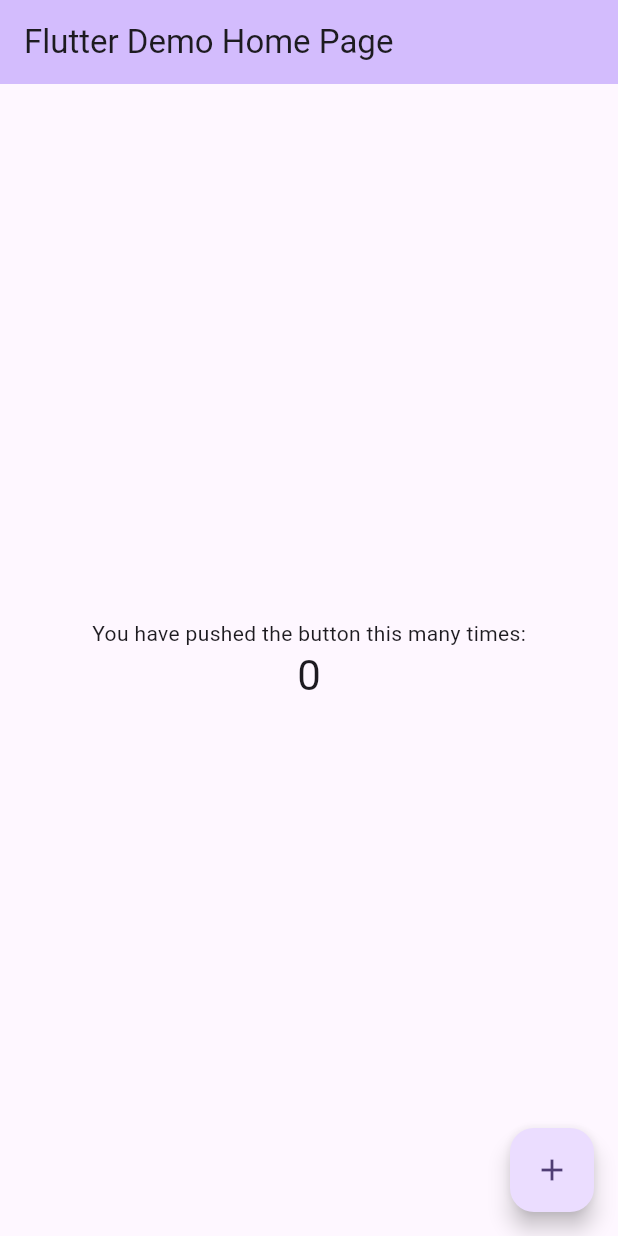
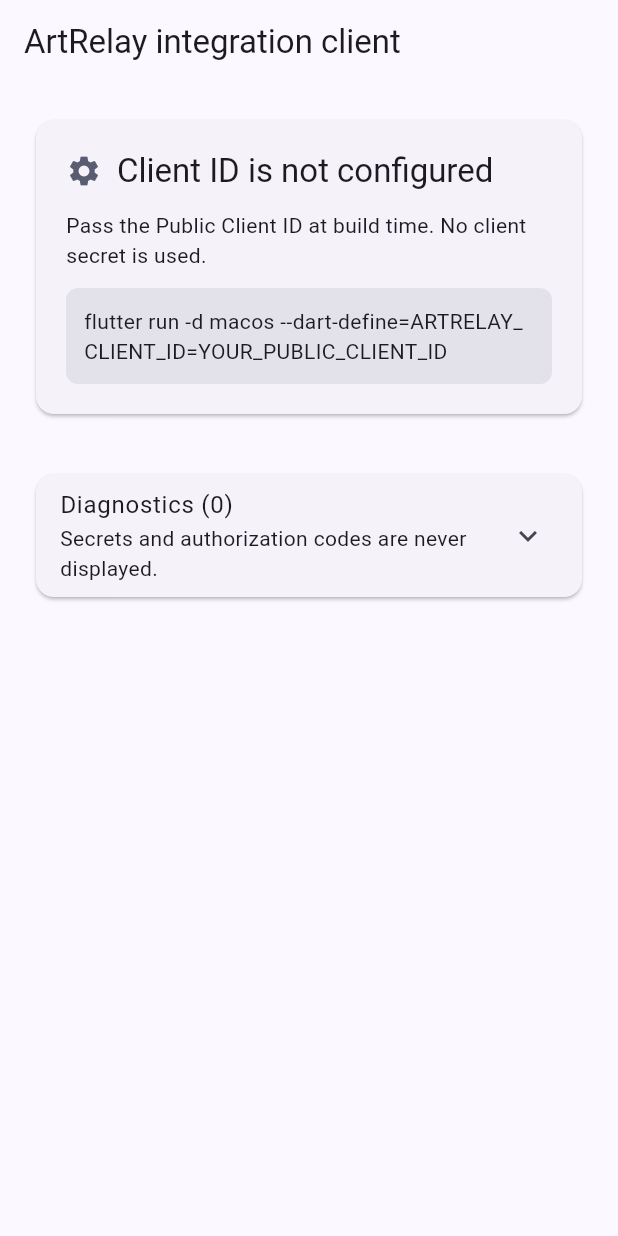
Before and after one commit to redtidev1918/dakit, a Flutter app: the screen it shows after launch, on a phone screen of 412 x 824 dp. Run offline on Flutter 3.47's test engine with Material 3 defaults, Android fonts, the phone set to English and light mode, and no system bars; our stand-ins replace app_links, dio, flutter_secure_storage; accounts and stored records are empty.

Commit message:
feat: replace counter with diagnostic client

```diff
--- a/apps/example_client/lib/main.dart
+++ b/apps/example_client/lib/main.dart
@@ -1,122 +1,46 @@
+import 'package:artrelay_flutter/artrelay_flutter.dart';
 import 'package:flutter/material.dart';
 
+import 'src/client_app.dart';
+import 'src/client_controller.dart';
+import 'src/diagnostic_log.dart';
+
 void main() {
-  runApp(const MyApp());
+  WidgetsFlutterBinding.ensureInitialized();
+  final diagnostics = DiagnosticLog();
+  const clientId = String.fromEnvironment('ARTRELAY_CLIENT_ID');
+  final controller = clientId.isEmpty
+      ? ExampleClientController.unconfigured(diagnostics: diagnostics)
+      : _configuredController(clientId, diagnostics);
+  runApp(ArtRelayExampleApp(controller: controller));
+  controller.initialize();
 }
 
-class MyApp extends StatelessWidget {
-  const MyApp({super.key});
-
-  // This widget is the root of your application.
-  @override
-  Widget build(BuildContext context) {
-    return MaterialApp(
-      title: 'Flutter Demo',
-      theme: ThemeData(
-        // This is the theme of your application.
-        //
-        // TRY THIS: Try running your application with "flutter run". You'll see
-        // the application has a purple toolbar. Then, without quitting the app,
-        // try changing the seedColor in the colorScheme below to Colors.green
-        // and then invoke "hot reload" (save your changes or press the "hot
-        // reload" button in a Flutter-supported IDE, or press "r" if you used
-        // the command line to start the app).
-        //
-        // Notice that the counter didn't reset back to zero; the application
-        // state is not lost during the reload. To reset the state, use hot
-        // restart instead.
-        //
-        // This works for code too, not just values: Most code changes can be
-        // tested with just a hot reload.
-        colorScheme: .fromSeed(seedColor: Colors.deepPurple),
-      ),
-      home: const MyHomePage(title: 'Flutter Demo Home Page'),
-    );
-  }
+ExampleClientController _configuredController(
+  String clientId,
+  DiagnosticLog diagnostics,
+) {
+  final oauth = ArtRelayOAuthClient(
+    config: OAuthConfig(
+      clientId: clientId,
+      redirectUri: Uri.parse('artrelay://oauth/callback'),
+    ),
+    diagnostics: diagnostics,
+  );
+  final transport = OfficialApiClient(
+    session: oauth.session,
+    diagnostics: diagnostics,
+    config: ApiConfig(userAgent: 'ArtRelay-Example/0.1'),
+  );
+  return ExampleClientController(
+    diagnostics: diagnostics,
+    resumeSession: oauth.resumePending,
+    authorize: oauth.authorize,
+    validTokens: oauth.validTokens,
+    logout: oauth.logout,
+    loadAccount: OfficialAccountRepository(transport).currentUser,
+    loadHome: () =>
+        OfficialArtworkRepository(transport)
+            .browse(const PageRequest(limit: 12)),
+  );
 }
-
-class MyHomePage extends StatefulWidget {
-  const MyHomePage({super.key, required this.title});
-
-  // This widget is the home page of your application. It is stateful, meaning
-  // that it has a State object (defined below) that contains fields that affect
-  // how it looks.
-
-  // This class is the configuration for the state. It holds the values (in this
-  // case the title) provided by the parent (in this case the App widget) and
-  // used by the build method of the State. Fields in a Widget subclass are
-  // always marked "final".
-
-  final String title;
-
-  @override
-  State<MyHomePage> createState() => _MyHomePageState();
-}
-
-class _MyHomePageState extends State<MyHomePage> {
-  int _counter = 0;
-
-  void _incrementCounter() {
-    setState(() {
-      // This call to setState tells the Flutter framework that something has
-      // changed in this State, which causes it to rerun the build method below
-      // so that the display can reflect the updated values. If we changed
-      // _counter without calling setState(), then the build method would not be
-      // called again, and so nothing would appear to happen.
-      _counter++;
-    });
-  }
-
-  @override
-  Widget build(BuildContext context) {
-    // This method is rerun every time setState is called, for instance as done
-    // by the _incrementCounter method above.
-    //
-    // The Flutter framework has been optimized to make rerunning build methods
-    // fast, so that you can just rebuild anything that needs updating rather
-    // than having to individually change instances of widgets.
-    return Scaffold(
-      appBar: AppBar(
-        // TRY THIS: Try changing the color here to a specific color (to
-        // Colors.amber, perhaps?) and trigger a hot reload to see the AppBar
-        // change color while the other colors stay the same.
-        backgroundColor: Theme.of(context).colorScheme.inversePrimary,
-        // Here we take the value from the MyHomePage object that was created by
-        // the App.build method, and use it to set our appbar title.
-        title: Text(widget.title),
-      ),
-      body: Center(
-        // Center is a layout widget. It takes a single child and positions it
-        // in the middle of the parent.
-        child: Column(
-          // Column is also a layout widget. It takes a list of children and
-          // arranges them vertically. By default, it sizes itself to fit its
-          // children horizontally, and tries to be as tall as its parent.
-          //
-          // Column has various properties to control how it sizes itself and
-          // how it positions its children. Here we use mainAxisAlignment to
-          // center the children vertically; the main axis here is the vertical
-          // axis because Columns are vertical (the cross axis would be
-          // horizontal).
-          //
-          // TRY THIS: Invoke "debug painting" (choose the "Toggle Debug Paint"
-          // action in the IDE, or press "p" in the console), to see the
-          // wireframe for each widget.
-          mainAxisAlignment: .center,
-          children: [
-            const Text('You have pushed the button this many times:'),
-            Text(
-              '$_counter',
-              style: Theme.of(context).textTheme.headlineMedium,
-            ),
-          ],
-        ),
-      ),
-      floatingActionButton: FloatingActionButton(
-        onPressed: _incrementCounter,
-        tooltip: 'Increment',
-        child: const Icon(Icons.add),
-      ),
-    );
-  }
-}
--- /dev/null
+++ b/apps/example_client/lib/src/client_app.dart
@@ -0,0 +1,311 @@
+import 'package:artrelay_flutter/artrelay_flutter.dart';
+import 'package:flutter/material.dart' hide DiagnosticLevel;
+
+import 'client_controller.dart';
+
+final class ArtRelayExampleApp extends StatelessWidget {
+  const ArtRelayExampleApp({required this.controller, super.key});
+
+  final ExampleClientController controller;
+
+  @override
+  Widget build(BuildContext context) => MaterialApp(
+    title: 'ArtRelay Example',
+    debugShowCheckedModeBanner: false,
+    theme: ThemeData(
+      colorScheme: ColorScheme.fromSeed(
+        seedColor: const Color(0xff4263eb),
+        brightness: Brightness.light,
+      ),
+      useMaterial3: true,
+    ),
+    darkTheme: ThemeData(
+      colorScheme: ColorScheme.fromSeed(
+        seedColor: const Color(0xff91a7ff),
+        brightness: Brightness.dark,
+      ),
+      useMaterial3: true,
+    ),
+    home: ClientHome(controller: controller),
+  );
+}
+
+final class ClientHome extends StatelessWidget {
+  const ClientHome({required this.controller, super.key});
+
+  final ExampleClientController controller;
+
+  @override
+  Widget build(BuildContext context) => ListenableBuilder(
+    listenable: Listenable.merge(<Listenable>[
+      controller,
+      controller.diagnostics,
+    ]),
+    builder: (context, _) => Scaffold(
+      appBar: AppBar(
+        title: const Text('ArtRelay integration client'),
+        actions: <Widget>[
+          if (controller.phase == ClientPhase.ready)
+            IconButton(
+              tooltip: 'Refresh account and home',
+              onPressed: controller.busy ? null : controller.refresh,
+              icon: const Icon(Icons.refresh),
+            ),
+          if (controller.phase == ClientPhase.ready)
+            IconButton(
+              tooltip: 'Revoke session and sign out',
+              onPressed: controller.busy ? null : controller.signOut,
+              icon: const Icon(Icons.logout),
+            ),
+        ],
+      ),
+      body: SafeArea(
+        child: SelectionArea(
+          child: ListView(
+            padding: const EdgeInsets.all(20),
+            children: <Widget>[
+              _StatusCard(controller: controller),
+              const SizedBox(height: 16),
+              if (controller.phase == ClientPhase.ready)
+                _ArtworkList(artworks: controller.artworks),
+              const SizedBox(height: 16),
+              _Diagnostics(events: controller.diagnostics.events),
+            ],
+          ),
+        ),
+      ),
+    ),
+  );
+}
+
+final class _StatusCard extends StatelessWidget {
+  const _StatusCard({required this.controller});
+
+  final ExampleClientController controller;
+
+  @override
+  Widget build(BuildContext context) {
+    final theme = Theme.of(context);
+    return Card(
+      child: Padding(
+        padding: const EdgeInsets.all(20),
+        child: Column(
+          crossAxisAlignment: CrossAxisAlignment.start,
+          children: <Widget>[
+            Row(
+              children: <Widget>[
+                Icon(_icon, color: _color(theme.colorScheme)),
+                const SizedBox(width: 10),
+                Expanded(
+                  child: Text(_title, style: theme.textTheme.titleLarge),
+                ),
+                if (controller.busy)
+                  const SizedBox.square(
+                    dimension: 22,
+                    child: CircularProgressIndicator(strokeWidth: 2.5),
+                  ),
+              ],
+            ),
+            const SizedBox(height: 12),
+            Text(_message),
+            if (controller.phase ==
+                ClientPhase.configurationRequired) ...<Widget>[
+              const SizedBox(height: 12),
+              const _CommandBox(
+                'flutter run -d macos '
+                '--dart-define=ARTRELAY_CLIENT_ID=YOUR_PUBLIC_CLIENT_ID',
+              ),
+            ],
+            if (controller.phase == ClientPhase.signedOut) ...<Widget>[
+              const SizedBox(height: 16),
+              FilledButton.icon(
+                key: const Key('login-button'),
+                onPressed: controller.login,
+                icon: const Icon(Icons.open_in_browser),
+                label: const Text('Authorize in system browser'),
+              ),
+            ],
+            if (controller.user case final user?) ...<Widget>[
+              const SizedBox(height: 16),
+              Text('@${user.username}', style: theme.textTheme.headlineSmall),
+              Text('User ID: ${user.id}'),
+            ],
+            if (controller.failure case final failure?) ...<Widget>[
+              const SizedBox(height: 16),
+              SelectableText(
+                '${failure.code}\n${failure.message}',
+                style: TextStyle(color: theme.colorScheme.error),
+              ),
+              const SizedBox(height: 12),
+              Text(_failureHint(failure)),
+              const SizedBox(height: 16),
+              Wrap(
+                spacing: 10,
+                children: <Widget>[
+                  FilledButton.tonalIcon(
+                    onPressed: controller.login,
+                    icon: const Icon(Icons.login),
+                    label: const Text('Start login again'),
+                  ),
+                  OutlinedButton.icon(
+                    onPressed: controller.refresh,
+                    icon: const Icon(Icons.refresh),
+                    label: const Text('Retry API'),
+                  ),
+                ],
+              ),
+            ],
+          ],
+        ),
+      ),
+    );
+  }
+
+  String get _title => switch (controller.phase) {
+    ClientPhase.configurationRequired => 'Client ID is not configured',
+    ClientPhase.restoring => 'Restoring secure session',
+    ClientPhase.signedOut => 'Ready to authorize',
+    ClientPhase.authorizing => 'Waiting for browser callback',
+    ClientPhase.loading => 'Loading account data',
+    ClientPhase.ready => 'Connected',
+    ClientPhase.failure => 'Operation failed',
+  };
+
+  String get _message => switch (controller.phase) {
+    ClientPhase.configurationRequired =>
+      'Pass the Public Client ID at build time. No client secret is used.',
+    ClientPhase.restoring =>
+      'Checking secure storage and a possible cold-start callback.',
+    ClientPhase.signedOut =>
+      'Authorization opens the real system browser and returns through '
+          'artrelay://oauth/callback.',
+    ClientPhase.authorizing =>
+      'Complete authorization in the browser. This screen will update '
+          'automatically when the operating system delivers the callback.',
+    ClientPhase.loading =>
+      'The session is valid; requesting account and home data.',
+    ClientPhase.ready => '${controller.artworks.length} home items loaded.',
+    ClientPhase.failure =>
+      'The error code and diagnostic timeline below identify the failed stage.',
+  };
+
+  IconData get _icon => switch (controller.phase) {
+    ClientPhase.configurationRequired => Icons.settings,
+    ClientPhase.restoring || ClientPhase.loading => Icons.sync,
+    ClientPhase.signedOut => Icons.lock_open,
+    ClientPhase.authorizing => Icons.open_in_browser,
+    ClientPhase.ready => Icons.check_circle,
+    ClientPhase.failure => Icons.error,
+  };
+
+  Color _color(ColorScheme colors) => switch (controller.phase) {
+    ClientPhase.ready => colors.primary,
+    ClientPhase.failure => colors.error,
+    _ => colors.secondary,
+  };
+
+  static String _failureHint(
+    ArtRelayException failure,
+  ) => switch (failure.kind) {
+    ArtRelayFailureKind.configuration =>
+      'Check the client ID and exact redirect whitelist.',
+    ArtRelayFailureKind.authentication || ArtRelayFailureKind.authorization => 'Check browser completion, callback delivery, state, and provider access.',
+    ArtRelayFailureKind.network =>
+      'Check DNS, TLS, proxy selection, and whether the service is reachable.',
+    ArtRelayFailureKind.storage =>
+      'Check Keychain, Keystore, or Windows credential storage access.',
+    ArtRelayFailureKind.parsing =>
+      'The upstream response no longer satisfies a required SDK contract.',
+    _ => 'Use the diagnostic event codes below to locate the failing stage.',
+  };
+}
+
+final class _ArtworkList extends StatelessWidget {
+  const _ArtworkList({required this.artworks});
+
+  final List<Artwork> artworks;
+
+  @override
+  Widget build(BuildContext context) {
+    if (artworks.isEmpty) {
+      return const Card(
+        child: Padding(
+          padding: EdgeInsets.all(20),
+          child: Text('The home endpoint returned no artwork.'),
+        ),
+      );
+    }
+    return Column(
+      crossAxisAlignment: CrossAxisAlignment.start,
+      children: <Widget>[
+        Text('Home', style: Theme.of(context).textTheme.titleLarge),
+        const SizedBox(height: 8),
+        for (final artwork in artworks)
+          Card(
+            child: ListTile(
+              title: Text(artwork.title),
+              subtitle: Text('@${artwork.author.username} · ${artwork.id}'),
+              trailing: Icon(
+                artwork.isDownloadable ? Icons.download_done : Icons.visibility,
+              ),
+            ),
+          ),
+      ],
+    );
+  }
+}
+
+final class _Diagnostics extends StatelessWidget {
+  const _Diagnostics({required this.events});
+
+  final List<DiagnosticEvent> events;
+
+  @override
+  Widget build(BuildContext context) => Card(
+    child: ExpansionTile(
+      initiallyExpanded: events.isNotEmpty,
+      title: Text('Diagnostics (${events.length})'),
+      subtitle: const Text(
+        'Secrets and authorization codes are never displayed.',
+      ),
+      children: <Widget>[
+        if (events.isEmpty)
+          const ListTile(title: Text('No diagnostic events yet.')),
+        for (final event in events.take(20))
+          ListTile(
+            dense: true,
+            leading: Icon(_levelIcon(event.level)),
+            title: Text(event.code),
+            subtitle: Text(
+              '${event.stage.name} · ${event.message}'
+              '${event.elapsed == null ? '' : ' · ${event.elapsed!.inMilliseconds} ms'}',
+            ),
+          ),
+      ],
+    ),
+  );
+
+  static IconData _levelIcon(DiagnosticLevel level) => switch (level) {
+    DiagnosticLevel.debug => Icons.bug_report_outlined,
+    DiagnosticLevel.info => Icons.info_outline,
+    DiagnosticLevel.warning => Icons.warning_amber,
+    DiagnosticLevel.error => Icons.error_outline,
+  };
+}
+
+final class _CommandBox extends StatelessWidget {
+  const _CommandBox(this.command);
+
+  final String command;
+
+  @override
+  Widget build(BuildContext context) => Container(
+    width: double.infinity,
+    padding: const EdgeInsets.all(12),
+    decoration: BoxDecoration(
+      color: Theme.of(context).colorScheme.surfaceContainerHighest,
+      borderRadius: BorderRadius.circular(8),
+    ),
+    child: SelectableText(command),
+  );
+}
--- /dev/null
+++ b/apps/example_client/lib/src/client_controller.dart
@@ -0,0 +1,175 @@
+import 'dart:async';
+
+import 'package:artrelay_flutter/artrelay_flutter.dart';
+import 'package:flutter/foundation.dart';
+
+import 'diagnostic_log.dart';
+
+enum ClientPhase {
+  configurationRequired,
+  restoring,
+  signedOut,
+  authorizing,
+  loading,
+  ready,
+  failure,
+}
+
+typedef ResumeSession = Future<AuthTokens?> Function({bool waitForCallback});
+typedef Authorize = Future<AuthTokens> Function();
+typedef ReadTokens = Future<AuthTokens> Function({bool forceRefresh});
+typedef Logout = Future<void> Function({bool revoke});
+
+final class ExampleClientController extends ChangeNotifier {
+  factory ExampleClientController({
+    required DiagnosticLog diagnostics,
+    required ResumeSession resumeSession,
+    required Authorize authorize,
+    required ReadTokens validTokens,
+    required Logout logout,
+    required Future<UserProfile> Function() loadAccount,
+    required Future<Page<Artwork>> Function() loadHome,
+  }) => ExampleClientController._(
+    diagnostics: diagnostics,
+    resumeSession: resumeSession,
+    authorize: authorize,
+    validTokens: validTokens,
+    logout: logout,
+    loadAccount: loadAccount,
+    loadHome: loadHome,
+  );
+
+  ExampleClientController._({
+    required this.diagnostics,
+    required this._resumeSession,
+    required this._authorize,
+    required this._validTokens,
+    required this._logout,
+    required this._loadAccount,
+    required this._loadHome,
+  }) : phase = ClientPhase.restoring;
+
+  ExampleClientController.unconfigured({required this.diagnostics})
+    : _resumeSession = null,
+      _authorize = null,
+      _validTokens = null,
+      _logout = null,
+      _loadAccount = null,
+      _loadHome = null,
+      phase = ClientPhase.configurationRequired;
+
+  final DiagnosticLog diagnostics;
+  final ResumeSession? _resumeSession;
+  final Authorize? _authorize;
+  final ReadTokens? _validTokens;
+  final Logout? _logout;
+  final Future<UserProfile> Function()? _loadAccount;
+  final Future<Page<Artwork>> Function()? _loadHome;
+
+  ClientPhase phase;
+  UserProfile? user;
+  List<Artwork> artworks = const <Artwork>[];
+  ArtRelayException? failure;
+  bool _initialized = false;
+
+  bool get busy => switch (phase) {
+    ClientPhase.restoring ||
+    ClientPhase.authorizing ||
+    ClientPhase.loading => true,
+    _ => false,
+  };
+
+  Future<void> initialize() async {
+    if (_initialized || phase == ClientPhase.configurationRequired) return;
+    _initialized = true;
+    _setPhase(ClientPhase.restoring);
+    try {
+      await _resumeSession?.call(waitForCallback: false);
+      await _validTokens?.call(forceRefresh: false);
+      await _loadContent();
+    } on ArtRelayException catch (error) {
+      if (error.code == 'oauth.session.missing') {
+        _setPhase(ClientPhase.signedOut);
+      } else {
+        _setFailure(error);
+      }
+    } on Object catch (error) {
+      _setFailure(_unexpected(error));
+    }
+  }
+
+  Future<void> login() async {
+    final authorize = _authorize;
+    if (authorize == null || busy) return;
+    failure = null;
+    _setPhase(ClientPhase.authorizing);
+    try {
+      await authorize();
+      await _loadContent();
+    } on ArtRelayException catch (error) {
+      _setFailure(error);
+    } on Object catch (error) {
+      _setFailure(_unexpected(error));
+    }
+  }
+
+  Future<void> refresh() async {
+    if (busy) return;
+    failure = null;
+    await _loadContent();
+  }
+
+  Future<void> signOut() async {
+    final logout = _logout;
+    if (logout == null || busy) return;
+    _setPhase(ClientPhase.loading);
+    try {
+      await logout(revoke: true);
+      user = null;
+      artworks = const <Artwork>[];
+      _setPhase(ClientPhase.signedOut);
+    } on ArtRelayException catch (error) {
+      _setFailure(error);
+    } on Object catch (error) {
+      _setFailure(_unexpected(error));
+    }
+  }
+
+  Future<void> _loadContent() async {
+    final loadAccount = _loadAccount;
+    final loadHome = _loadHome;
+    if (loadAccount == null || loadHome == null) return;
+    _setPhase(ClientPhase.loading);
+    try {
+      final values = await Future.wait<Object>(<Future<Object>>[
+        loadAccount(),
+        loadHome(),
+      ]);
+      user = values[0] as UserProfile;
+      artworks = List<Artwork>.unmodifiable((values[1] as Page<Artwork>).items);
+      _setPhase(ClientPhase.ready);
+    } on ArtRelayException catch (error) {
+      _setFailure(error);
+    } on Object catch (error) {
+      _setFailure(_unexpected(error));
+    }
+  }
+
+  void _setPhase(ClientPhase value) {
+    phase = value;
+    notifyListeners();
+  }
+
+  void _setFailure(ArtRelayException error) {
+    failure = error;
+    phase = ClientPhase.failure;
+    notifyListeners();
+  }
+
+  static ArtRelayException _unexpected(Object error) => ArtRelayException(
+    kind: ArtRelayFailureKind.upstream,
+    code: 'example.unexpected',
+    message: 'The example client encountered an unexpected failure.',
+    cause: error,
+  );
+}
--- /dev/null
+++ b/apps/example_client/lib/src/diagnostic_log.dart
@@ -0,0 +1,23 @@
+import 'package:artrelay_flutter/artrelay_flutter.dart';
+import 'package:flutter/foundation.dart';
+
+final class DiagnosticLog extends ChangeNotifier implements DiagnosticSink {
+  static const int maximumEvents = 100;
+
+  final List<DiagnosticEvent> _events = <DiagnosticEvent>[];
+
+  List<DiagnosticEvent> get events =>
+      List<DiagnosticEvent>.unmodifiable(_events.reversed);
+
+  @override
+  void add(DiagnosticEvent event) {
+    _events.add(event);
+    if (_events.length > maximumEvents) _events.removeAt(0);
+    notifyListeners();
+  }
+
+  void clear() {
+    _events.clear();
+    notifyListeners();
+  }
+}
--- a/packages/artrelay_flutter/lib/artrelay_flutter.dart
+++ b/packages/artrelay_flutter/lib/artrelay_flutter.dart
@@ -1,5 +1,8 @@
 /// Flutter platform integrations for ArtRelay.
 library;
+
+export 'package:artrelay_api/artrelay_api.dart';
+export 'package:artrelay_core/artrelay_core.dart';
 
 export 'src/app_links_callback_source.dart';
 export 'src/artrelay_oauth_client.dart';
--- a/packages/artrelay_flutter/lib/src/artrelay_oauth_client.dart
+++ b/packages/artrelay_flutter/lib/src/artrelay_oauth_client.dart
@@ -58,7 +58,8 @@
 
   Future<AuthTokens> authorize() => authorization.authorize();
 
-  Future<AuthTokens?> resumePending() => authorization.resumePending();
+  Future<AuthTokens?> resumePending({bool waitForCallback = false}) =>
+      authorization.resumePending(waitForCallback: waitForCallback);
 
   Future<AuthTokens> validTokens({bool forceRefresh = false}) =>
       session.validTokens(forceRefresh: forceRefresh);
```
Also changed, not shown: packages/artrelay_api/lib/src/oauth/authorization_coordinator.dart (+26 -9 lines), 9 other files.
